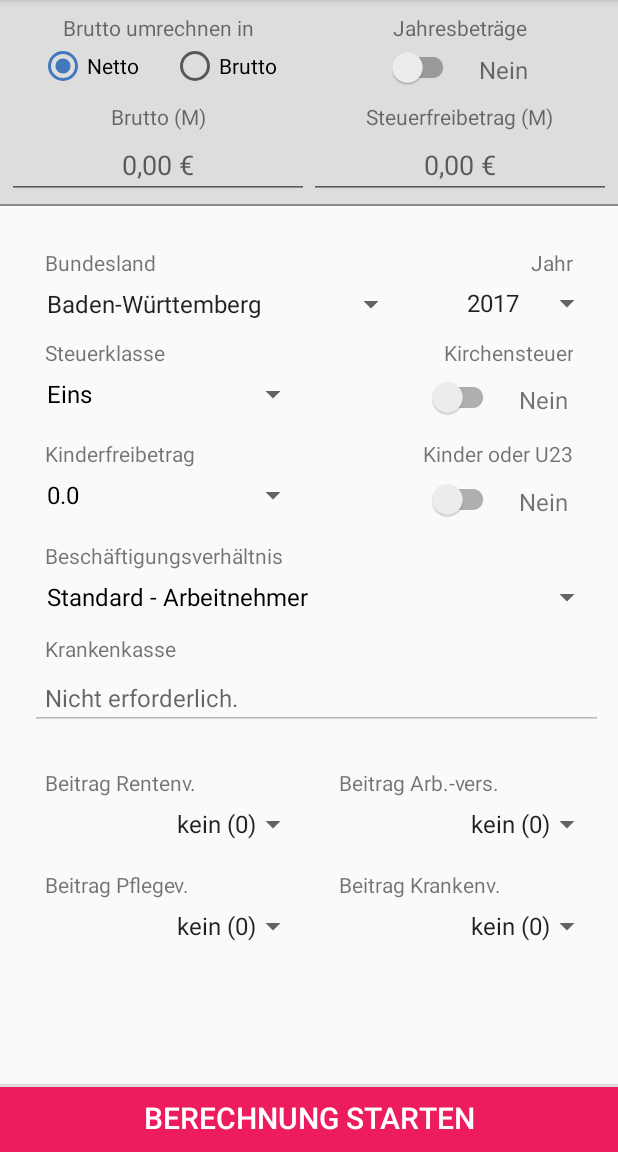
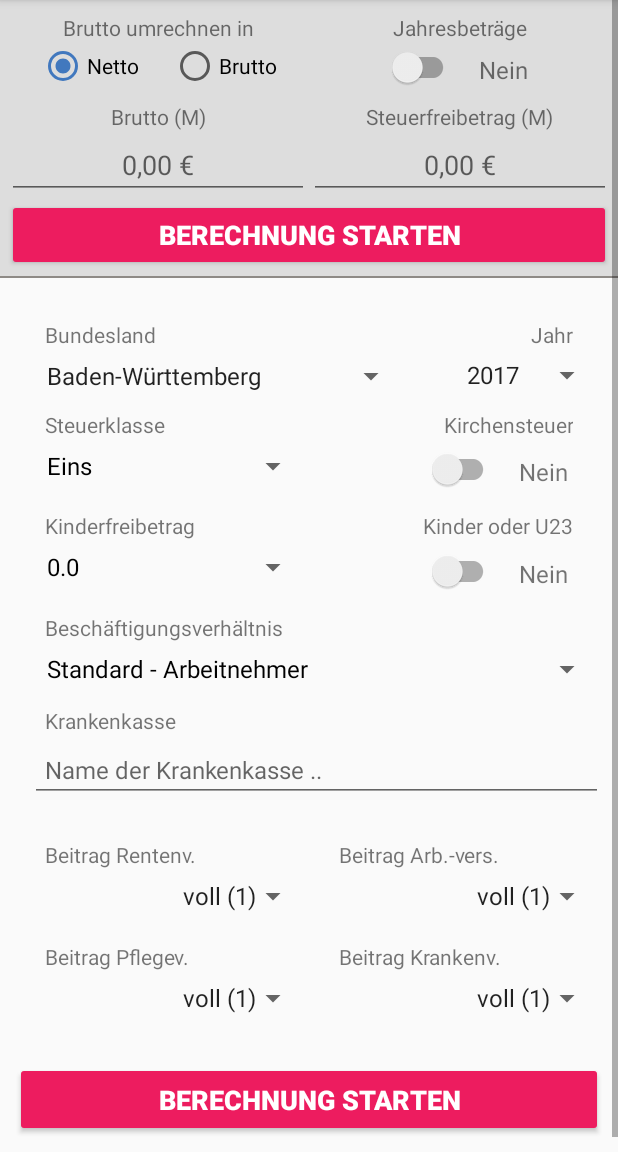
Before and after one commit to robertlange81/Profilohn, an Android app: the InputActivity screen opened directly, with no data from a screen before it, on a phone screen of 412 x 824 dp, the part 84-1236 px from its top. Run offline under Robolectric (Android 15) with nearby library versions, the phone set to English and light mode, and no system bars; network calls fail; 2 statements that could not run were skipped.

Commit message:
Button doch in Views

```diff
--- a/app/build.gradle
+++ b/app/build.gradle
@@ -14,8 +14,8 @@ android {
         release {
             shrinkResources false // This must be first
             minifyEnabled false
-            debuggable false
-            proguardFiles getDefaultProguardFile('proguard-android.txt'), 'proguard-rules.pro'
+            debuggable true
+            proguardFiles getDefaultProguardFile('proguard-android.txt')
         }
     }
     productFlavors {
--- a/app/src/main/java/com/profilohn/Activities/InputActivity.java
+++ b/app/src/main/java/com/profilohn/Activities/InputActivity.java
@@ -29,6 +29,7 @@ import android.widget.RadioGroup;
 import android.widget.Spinner;
 import android.widget.TextView;
 
+import java.io.FileNotFoundException;
 import java.math.BigDecimal;
 import java.text.NumberFormat;
 import java.util.ArrayList;
@@ -57,12 +58,7 @@ import com.profilohn.R;
 import com.profilohn.Models.WebService;
 import android.webkit.WebView;
 
-/**
- *
- * @author Robert Lange
- * @date 2016-01-25
- *
- */
+
 public class InputActivity extends AppCompatActivity
         implements CompoundButton.OnCheckedChangeListener, ApiCallbackListener {
 
@@ -78,9 +74,9 @@ public class InputActivity extends AppCompatActivity
     public static Spinner               rv;
     public static Spinner               av;
     public static Spinner               pv;
-    //public static Button                calculate;
-    //public static Button                calculateTop;
-    public static Button                calculate_general;
+    public static Button                calculate;
+    public static Button                calculateTop;
+    // public static Button                calculate_general;
     public static AutoCompleteTextView  insuranceAc;
     public static SwitchCompat          wagePeriod;
     public static SwitchCompat          hasChildren;
@@ -218,7 +214,7 @@ public class InputActivity extends AppCompatActivity
                 return true;
         }});
         spamWebView.setVisibility(View.INVISIBLE);
-        calculate_general.setVisibility(View.VISIBLE);
+        //calculate_general.setVisibility(View.VISIBLE);
         spamWebView.loadUrl("http://robert-lange.eu/loader2.html");
         InputActivity.this.abortCalculation = true;
     }
@@ -281,9 +277,9 @@ public class InputActivity extends AppCompatActivity
         year            = (Spinner) findViewById(R.id.year);
         taxFree         = (EditText) findViewById(R.id.tax_free);
         children        = (Spinner) findViewById(R.id.children);
-        //calculateTop    = (Button) findViewById(R.id.hello_start_calculation_net);
-        //calculate       = (Button) findViewById(R.id.calculate);
-        calculate_general       = (Button) findViewById(R.id.calculate);
+        calculateTop    = (Button) findViewById(R.id.hello_start_calculation_net);
+        calculate       = (Button) findViewById(R.id.calculate);
+        //calculate_general       = (Button) findViewById(R.id.calculate);
 
         kv              = (Spinner) findViewById(R.id.kv_value);
         rv              = (Spinner) findViewById(R.id.rv_value);
@@ -792,13 +788,13 @@ public class InputActivity extends AppCompatActivity
         };
 
         // Abrechnungs-Button oben
-        //calculateTop.setOnClickListener(listener);
+        calculateTop.setOnClickListener(listener);
 
         // Abrechnungs-Button unten
-        //calculate.setOnClickListener(listener);
+        calculate.setOnClickListener(listener);
 
         // Abrechnungs-Button übergeordnet
-        calculate_general.setOnClickListener(listener);
+        // calculate_general.setOnClickListener(listener);
     }
 
     private void GetInsuranceId() {
@@ -939,10 +935,10 @@ public class InputActivity extends AppCompatActivity
         try {
             i = fileStore.readInput();
 
-            if(i != null) {
+            if (i != null) {
                 // Brutto / Nettobetrag
                 wage.requestFocus();
-                if(i.Brutto != null) {
+                if (i.Brutto != null) {
                     wage.setText(i.Brutto.toString());
                 } else {
                     wage.setText("0,00 €");
@@ -954,10 +950,10 @@ public class InputActivity extends AppCompatActivity
                 wagePeriod.setChecked(i.Zeitraum.equalsIgnoreCase("y"));
 
                 // Krankenkasse
-                if(!i.dummyInsurance) {
+                if (!i.dummyInsurance) {
                     for (String entry : insurancesMap.keySet()) {
                         Integer id = insurancesMap.get(entry);
-                        if(id.equals(i.KKBetriebsnummer)) {
+                        if (id.equals(i.KKBetriebsnummer)) {
                             insuranceAc.setText(entry);
                             selectedInsuranceId = id;
                             break;
@@ -980,9 +976,9 @@ public class InputActivity extends AppCompatActivity
 
                 // kv
                 int set = i.KV;
-                if(i.KV == 3)
+                if (i.KV == 3)
                     set = 2;
-                if(i.KV == 6)
+                if (i.KV == 6)
                     set = 3;
                 kv.setSelection(
                         set
@@ -990,9 +986,9 @@ public class InputActivity extends AppCompatActivity
 
                 // rv
                 set = i.RV;
-                if(i.RV == 3)
+                if (i.RV == 3)
                     set = 2;
-                if(i.RV == 5)
+                if (i.RV == 5)
                     set = 3;
                 rv.setSelection(
                         set
@@ -1029,7 +1025,7 @@ public class InputActivity extends AppCompatActivity
                 selectedChurchTax = i.Kirche;
 
                 // Steuerfreibetrag
-                if(i.StFreibetrag != null) {
+                if (i.StFreibetrag != null) {
                     taxFree.setText(i.StFreibetrag.toString());
                 } else {
                     taxFree.setText("0,00 €");
@@ -1047,9 +1043,13 @@ public class InputActivity extends AppCompatActivity
                 // erstes Starten
                 employeeType.setSelection(0);
                 state.setSelection(0);
+                updateInsuranceBranches();
             }
+        } catch (FileNotFoundException fnfe) {
+            employeeType.setSelection(0);
+            state.setSelection(0);
+            updateInsuranceBranches();
         } catch (Exception e) {
-            // todo
             Log.w("auauau", e.getMessage());
         }
     }
@@ -1407,7 +1407,7 @@ public class InputActivity extends AppCompatActivity
     public void showCalculatePopupWindow()
     {
         spamWebView.setVisibility(View.VISIBLE);
-        calculate_general.setVisibility(View.INVISIBLE);
+        //calculate_general.setVisibility(View.INVISIBLE);
     }
 
 
@@ -1442,7 +1442,7 @@ public class InputActivity extends AppCompatActivity
     private void dismissCalculationOverlay()
     {
         spamWebView.setVisibility(View.INVISIBLE);
-        calculate_general.setVisibility(View.VISIBLE);
+        //calculate_general.setVisibility(View.VISIBLE);
         InputActivity.this.abortCalculation = true;
 
         /*
--- a/app/src/main/res/layout/content_input.xml
+++ b/app/src/main/res/layout/content_input.xml
@@ -186,14 +186,14 @@
 
         </LinearLayout>
 
-        <!--android.support.v7.widget.AppCompatButton
+        <android.support.v7.widget.AppCompatButton
             android:id="@+id/hello_start_calculation_net"
             android:layout_width="match_parent"
             android:layout_height="wrap_content"
             android:padding="0dp"
             android:textSize="18sp"
             android:text="@string/btn_calc"
-            android:theme="@style/ResultButtonStyle" /-->
+            android:theme="@style/ResultButtonStyle" />
 
     </LinearLayout>
 
@@ -705,21 +705,22 @@
         <LinearLayout
             android:id="@+id/linearLayout8"
             android:layout_width="match_parent"
-            android:layout_height="30dp"
+            android:layout_height="wrap_content"
             android:layout_alignParentStart="true"
             android:layout_below="@+id/linearLayout7"
             android:layout_marginBottom="10dp"
+            android:layout_marginTop="10dp"
             android:baselineAligned="false"
             android:orientation="horizontal">
 
-            <!--android.support.v7.widget.AppCompatButton
+            <android.support.v7.widget.AppCompatButton
                 android:id="@+id/calculate"
                 android:layout_width="match_parent"
                 android:layout_height="50dp"
                 android:padding="0dp"
                 android:text="@string/btn_calc"
                 android:textSize="18sp"
-                android:theme="@style/ResultButtonStyle" /-->
+                android:theme="@style/ResultButtonStyle" />
 
         </LinearLayout>
 
--- a/app/src/main/res/layout/input.xml
+++ b/app/src/main/res/layout/input.xml
@@ -18,7 +18,7 @@
 
     </ScrollView>
 
-    <android.support.v7.widget.AppCompatButton
+    <!--android.support.v7.widget.AppCompatButton
         android:id="@+id/calculate"
         style="@style/calculate"
         android:layout_width="match_parent"
@@ -28,7 +28,7 @@
         android:layout_alignParentStart="true"
         android:background="@drawable/button_calc"
         android:focusable="true"
-        android:text="@string/calculate" />
+        android:text="@string/calculate" /-->
 
     <WebView
         android:id="@+id/webview_calc"
```
Also changed, not shown: 1 other file.
